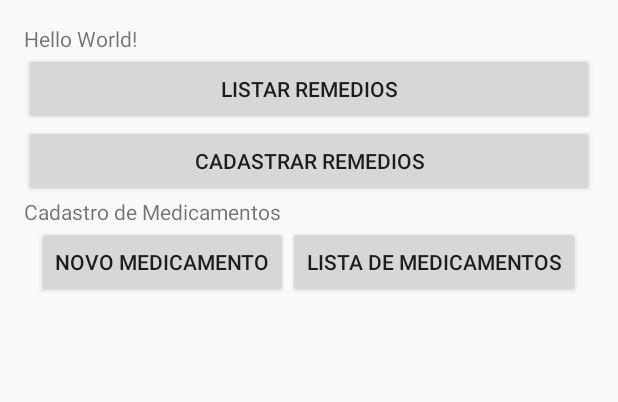
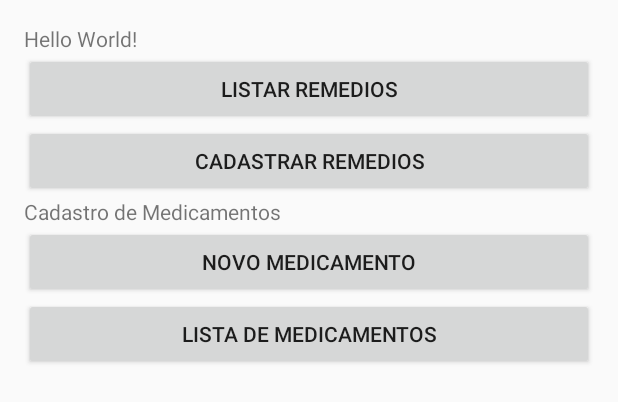
Before and after one commit to beemarcos/AlarmeDeRemedio, an Android app: the layout activity_main.xml on its own in the app's theme, with its tools: preview values and no code run, on a phone screen of 412 x 824 dp. Shown: the top 402 px of the screen. Run offline under Robolectric (Android 15) with nearby library versions, the phone set to English and light mode, and no system bars.

Commit message:
Activitys para inclusão de medicamento e listagem de medicamento

```diff
--- a/app/build.gradle
+++ b/app/build.gradle
@@ -9,7 +9,7 @@ android {
         minSdkVersion 9
         targetSdkVersion 23
         versionCode 1
-        versionName "2.0"
+        versionName "1.0"
     }
     buildTypes {
         release {
--- a/app/src/main/java/com/example/marcos/myapplication/MainActivity.java
+++ b/app/src/main/java/com/example/marcos/myapplication/MainActivity.java
@@ -85,7 +85,7 @@ public class MainActivity extends AppCompatActivity {
         startActivity(intent);
     }
 
-    @Override
+   /* @Override
     public void onStart() {
         super.onStart();
         client.connect();
@@ -109,6 +109,6 @@ public class MainActivity extends AppCompatActivity {
         );
         AppIndex.AppIndexApi.end(client, viewAction);
         client.disconnect();
-    }
+    }*/
 
 }
--- a/app/src/main/res/layout/activity_main.xml
+++ b/app/src/main/res/layout/activity_main.xml
@@ -33,27 +33,24 @@
 
     <!-- Meu teste para cadastro de medicamentos -->
     <TextView
-        android:layout_width="wrap_content"
+        android:layout_width="match_parent"
         android:layout_height="wrap_content"
         android:text="Cadastro de Medicamentos" />
 
-    <LinearLayout
-        android:layout_width="match_parent"
-        android:layout_height="wrap_content"
-        android:gravity="center" >
+
 
         <Button
             android:id="@+id/button1"
-            android:layout_width="wrap_content"
+            android:layout_width="match_parent"
             android:layout_height="wrap_content"
             android:text="Novo Medicamento"
             android:onClick="getActivity" />
 
         <Button
             android:id="@+id/button2"
-            android:layout_width="wrap_content"
+            android:layout_width="match_parent"
             android:layout_height="wrap_content"
             android:text="Lista de Medicamentos"
             android:onClick="getActivity" />
+
 </LinearLayout>
-</LinearLayout>
```
Also changed, not shown: app/src/main/java/com/example/marcos/myapplication/NewMedicamentoActivity.java (+63 -1 lines).
